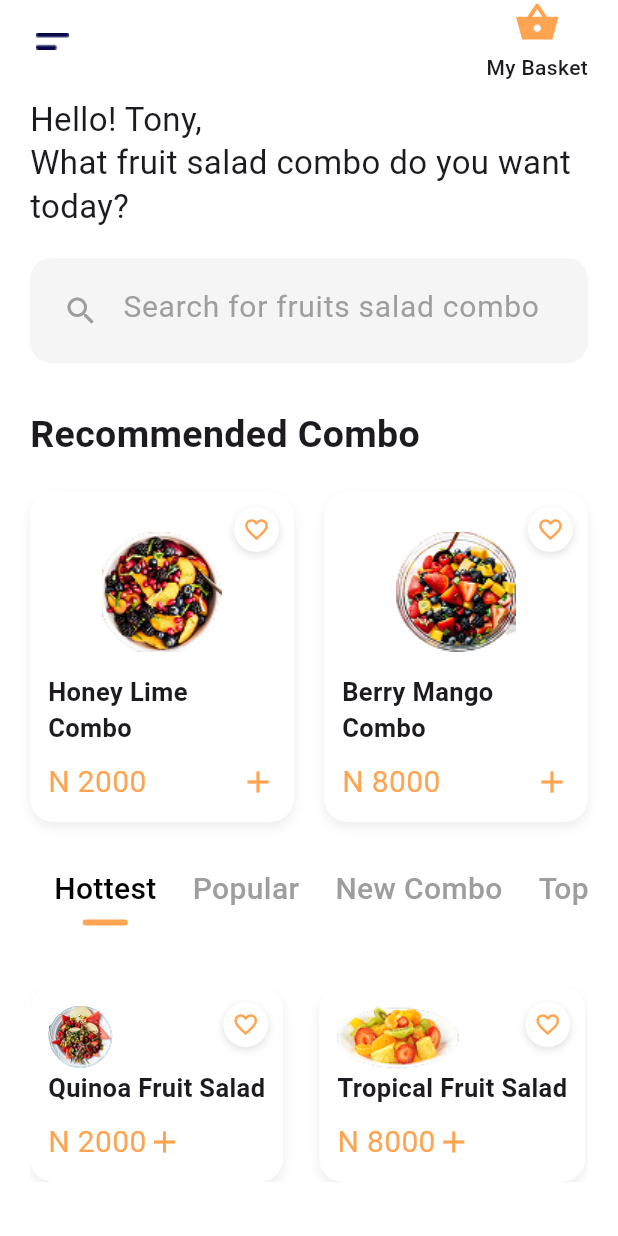
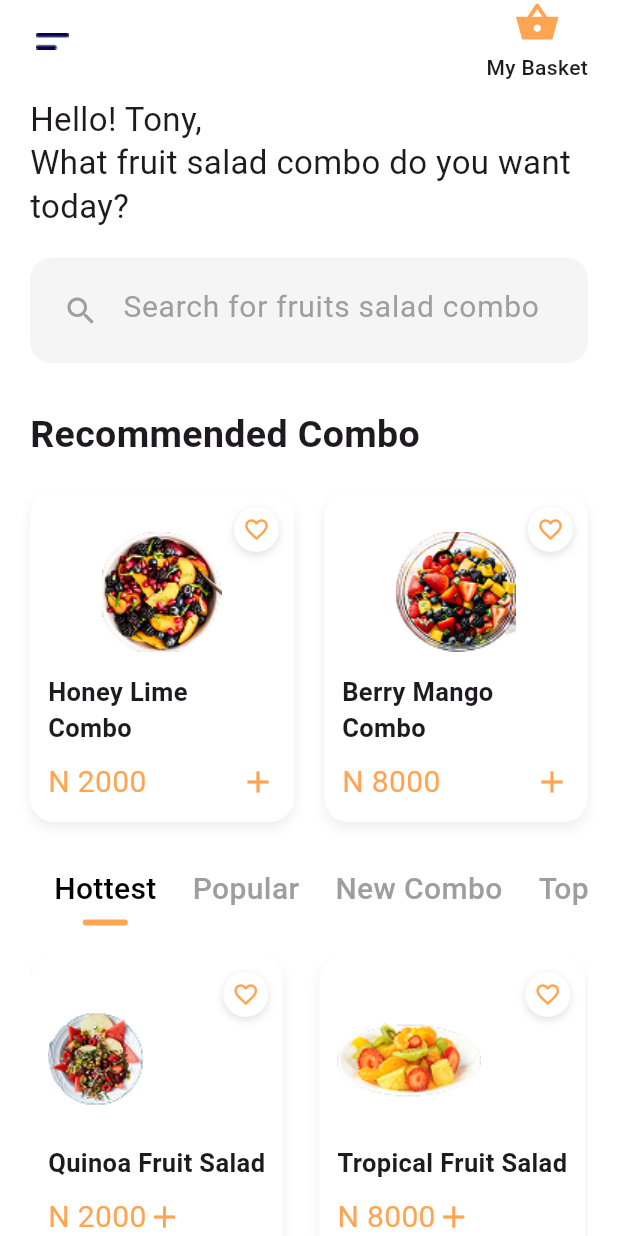
Before and after one commit to iamfarazbaloch/ecom_app, a Flutter app: the HomePage screen opened directly, on a phone screen of 412 x 824 dp. Run offline on Flutter 3.47's test engine with Material 3 defaults, Android fonts, the phone set to English and light mode, and no system bars; our stand-ins replace gap, google_fonts; Roboto replaces fonts that are missing (Gafata).

Commit message:
completing home page

```diff
--- a/lib/pages/home_page.dart
+++ b/lib/pages/home_page.dart
@@ -139,11 +139,10 @@ class _HomePageState extends State<HomePage> {
                   ),
                 ),
               ),
-
-              const SizedBox(height: 30),
+              Gap(10),
 
               SizedBox(
-                height: 130,
+                height: 200,
                 child: ListView.builder(
                   scrollDirection: Axis.horizontal,
                   itemCount: categoryList.length,
--- a/lib/widgets/category_tiles.dart
+++ b/lib/widgets/category_tiles.dart
@@ -56,7 +56,7 @@ class CategoryTile extends StatelessWidget {
               ],
             ),
           ),
-          // Favorite icon
+
           Positioned(
             top: 10,
             right: 10,
```
